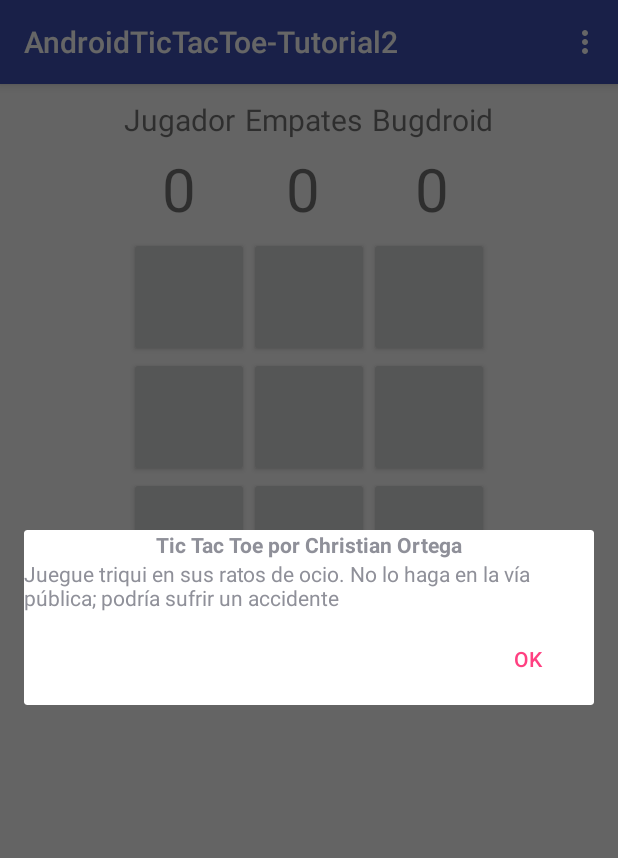
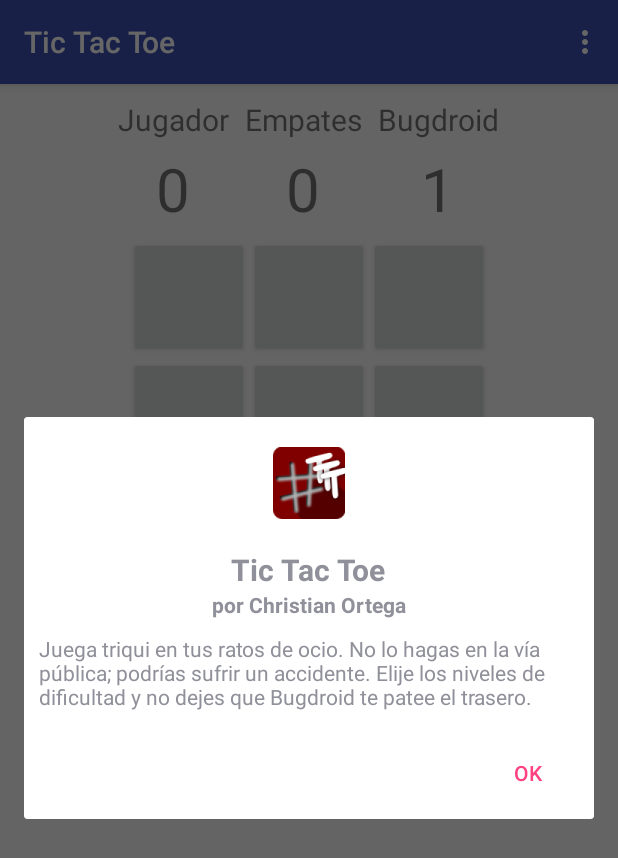
Before and after one commit to kaleemsagard/cursoappsmovilesunal, an Android app: the screen it shows after launch (AndroidTicTacToeActivity), in the options menu, after a tap on "Acerca de...", on a phone screen of 412 x 824 dp. Shown: the top 858 px of the screen. Run offline under Robolectric (Android 15) with nearby library versions, the phone set to English and light mode, and no system bars.

Commit message:
-Reto 4: terminada implementación del diálogo de información de la aplicación

```diff
--- a/Reto 4/AndroidTicTacToe-Tutorial2/app/src/main/java/ceortegal/unal/edu/co/androidtictactoe_tutorial2/TicTacToeGame.java
+++ b/Reto 4/AndroidTicTacToe-Tutorial2/app/src/main/java/ceortegal/unal/edu/co/androidtictactoe_tutorial2/TicTacToeGame.java
@@ -44,7 +44,6 @@
         int move = -1;
 
         for (int i = 0; i < BOARD_SIZE; i++) {
-            if (move != -1) {
             if (mBoard[i] != HUMAN_PLAYER && mBoard[i] != COMPUTER_PLAYER) {
                 char curr = mBoard[i];   // Save the current number
                 mBoard[i] = HUMAN_PLAYER;
@@ -52,7 +51,6 @@
                     move = i;
                 }
                 mBoard[i] = curr;
-                }
             }
         }
 
@@ -83,7 +81,6 @@
         int move = -1;
 
         for (int i = 0; i < BOARD_SIZE; i++) {
-            if (move != -1) {
             if (mBoard[i] != HUMAN_PLAYER && mBoard[i] != COMPUTER_PLAYER) {
                 char curr = mBoard[i];
                 mBoard[i] = COMPUTER_PLAYER;
@@ -91,7 +88,6 @@
                     move = i;
                 }
                 mBoard[i] = curr;
-                }
             }
         }
 
--- a/Reto 4/AndroidTicTacToe-Tutorial2/app/src/main/res/layout/about_dialog.xml
+++ b/Reto 4/AndroidTicTacToe-Tutorial2/app/src/main/res/layout/about_dialog.xml
@@ -8,12 +8,23 @@
         android:layout_width="wrap_content"
         android:layout_height="wrap_content"
         android:id="@+id/app_icon"
-        android:layout_gravity="center_horizontal" />
+        android:layout_gravity="center_horizontal"
+        android:background="@mipmap/ic_launcher"
+        android:layout_margin="20dp"/>
 
     <TextView
         android:layout_width="wrap_content"
         android:layout_height="wrap_content"
-        android:text="Tic Tac Toe por Christian Ortega"
+        android:text="@string/app_name"
+        android:id="@+id/app_name"
+        android:layout_gravity="center_horizontal"
+        android:textStyle="bold"
+        android:textSize="20sp" />
+
+    <TextView
+        android:layout_width="wrap_content"
+        android:layout_height="wrap_content"
+        android:text="@string/app_author_ext"
         android:id="@+id/app_author"
         android:layout_gravity="center_horizontal"
         android:textStyle="bold" />
@@ -21,14 +32,8 @@
     <TextView
         android:layout_width="wrap_content"
         android:layout_height="wrap_content"
-        android:text="Juegue triqui en sus ratos de ocio. No lo haga en la vía pública; podría sufrir un accidente"
+        android:text="@string/app_description"
         android:id="@+id/app_description"
-        android:layout_gravity="center_horizontal" />
-
-    <!--<Button
-        android:layout_width="wrap_content"
-        android:layout_height="wrap_content"
-        android:text="Cerrar"
-        android:id="@+id/button"
-        android:layout_gravity="center_horizontal" />-->
+        android:layout_gravity="center_horizontal"
+        android:layout_margin="10dp" />
 </LinearLayout>
--- a/Reto 4/AndroidTicTacToe-Tutorial2/app/src/main/res/layout/activity_android_tic_tac_toe.xml
+++ b/Reto 4/AndroidTicTacToe-Tutorial2/app/src/main/res/layout/activity_android_tic_tac_toe.xml
@@ -16,8 +16,8 @@
             android:id="@+id/state_human"
             android:layout_width="wrap_content"
             android:layout_height="wrap_content"
-            android:layout_marginLeft="5px"
-            android:layout_marginRight="5px" >
+            android:layout_marginLeft="5dp"
+            android:layout_marginRight="5dp" >
             <TextView android:id="@+id/state_human_wins"
                 android:layout_width="match_parent"
                 android:layout_height="wrap_content"
@@ -40,8 +40,8 @@
             android:layout_height="wrap_content"
             android:layout_toEndOf="@id/state_human"
             android:layout_toRightOf="@id/state_human"
-            android:layout_marginLeft="5px"
-            android:layout_marginRight="5px" >
+            android:layout_marginLeft="5dp"
+            android:layout_marginRight="5dp" >
             <TextView android:id="@+id/state_ties"
                 android:layout_width="match_parent"
                 android:layout_height="wrap_content"
@@ -64,8 +64,8 @@
             android:layout_height="wrap_content"
             android:layout_toEndOf="@id/state_tie"
             android:layout_toRightOf="@id/state_tie"
-            android:layout_marginLeft="5px"
-            android:layout_marginRight="5px">
+            android:layout_marginLeft="5dp"
+            android:layout_marginRight="5dp">
             <TextView android:id="@+id/state_bugdroid_wins"
                 android:layout_width="match_parent"
                 android:layout_height="wrap_content"
@@ -95,57 +95,57 @@
                 android:layout_width="80dp"
                 android:layout_height="80dp"
                 android:text="@string/play_grid_button_1"
-                android:textSize="50dp" />
+                android:textSize="50sp" />
 
             <Button android:id="@+id/two"
                 android:layout_width="80dp"
                 android:layout_height="80dp"
                 android:text="@string/play_grid_button_2"
-                android:textSize="50dp" />
+                android:textSize="50sp" />
 
             <Button android:id="@+id/three"
                 android:layout_width="80dp"
                 android:layout_height="80dp"
                 android:text="@string/play_grid_button_3"
-                android:textSize="50dp" />
+                android:textSize="50sp" />
         </TableRow>
         <TableRow android:gravity="center_horizontal">
             <Button android:id="@+id/four"
                 android:layout_width="80dp"
                 android:layout_height="80dp"
                 android:text="@string/play_grid_button_4"
-                android:textSize="50dp" />
+                android:textSize="50sp" />
 
             <Button android:id="@+id/five"
                 android:layout_width="80dp"
                 android:layout_height="80dp"
                 android:text="@string/play_grid_button_5"
-                android:textSize="50dp" />
+                android:textSize="50sp" />
 
             <Button android:id="@+id/six"
                 android:layout_width="80dp"
                 android:layout_height="80dp"
                 android:text="@string/play_grid_button_6"
-                android:textSize="50dp" />
+                android:textSize="50sp" />
         </TableRow>
         <TableRow android:gravity="center_horizontal">
             <Button android:id="@+id/seven"
                 android:layout_width="80dp"
                 android:layout_height="80dp"
                 android:text="@string/play_grid_button_7"
-                android:textSize="50dp" />
+                android:textSize="50sp" />
 
             <Button android:id="@+id/eight"
                 android:layout_width="80dp"
                 android:layout_height="80dp"
                 android:text="@string/play_grid_button_8"
-                android:textSize="50dp" />
+                android:textSize="50sp" />
 
             <Button android:id="@+id/nine"
                 android:layout_width="80dp"
                 android:layout_height="80dp"
                 android:text="@string/play_grid_button_9"
-                android:textSize="50dp" />
+                android:textSize="50sp" />
         </TableRow>
     </TableLayout>
 
--- a/Reto 4/AndroidTicTacToe-Tutorial2/app/src/main/res/values/strings.xml
+++ b/Reto 4/AndroidTicTacToe-Tutorial2/app/src/main/res/values/strings.xml
@@ -1,5 +1,12 @@
 <resources>
-    <string name="app_name">AndroidTicTacToe-Tutorial2</string>
+    <string name="app_name">Tic Tac Toe</string>
+    <string name="app_author">Christian Ortega</string>
+    <string name="app_author_ext">por Christian Ortega</string>
+    <string name="app_description">Juega triqui en tus ratos de ocio.
+        No lo hagas en la vía pública; podrías sufrir un accidente.
+        Elije los niveles de dificultad y no dejes que Bugdroid te patee el trasero.
+    </string>
+
     <string name="play_grid_button_1">1</string>
     <string name="play_grid_button_2">2</string>
     <string name="play_grid_button_3">3</string>
@@ -9,7 +16,11 @@
     <string name="play_grid_button_7">7</string>
     <string name="play_grid_button_8">8</string>
     <string name="play_grid_button_9">9</string>
-    <string name="info">info</string>
+    <string name="info">Bienvenido(a)</string>
+
+    <string name="nombre_humano">Jugador</string>
+    <string name="nombre_computador">Bugdroid</string>
+
     <string name="nuevo_juego">Nuevo juego</string>
     <string name="turno_humano">Es tu turno</string>
     <string name="turno_bugdroid">Es el turno de Bugdroid</string>
@@ -17,16 +28,18 @@
     <string name="estado_empate">Esto es un empate!</string>
     <string name="estado_humano_gana">Eres el p**o amo!</string>
     <string name="estado_bugdroid_gana">Intenta de nuevo, perdedor!</string>
+    <string name="empate">Empates</string>
+
     <string name="puntaje_inicial">0</string>
-    <string name="nombre_humano">Jugador</string>
-    <string name="nombre_computador">Bugdroid</string>
-    <string name="empate">Empates</string>
+
     <string name="difficulty_choose">Dificultad</string>
     <string name="difficulty_easy">Fácil</string>
     <string name="difficulty_harder">Difícil</string>
     <string name="difficulty_expert">Nivel Dios</string>
+
     <string name="quit_question">¿Desea abadonar la diversión?</string>
-    <string name="yes">Sí...</string>
+    <string name="yes">Sí&#8230;</string>
     <string name="no">¡Ni loco!</string>
 
+
 </resources>
--- a/Reto 4/AndroidTicTacToe-Tutorial2/build.gradle
+++ b/Reto 4/AndroidTicTacToe-Tutorial2/build.gradle
@@ -5,7 +5,7 @@
         jcenter()
     }
     dependencies {
-        classpath 'com.android.tools.build:gradle:2.1.2'
+        classpath 'com.android.tools.build:gradle:2.1.3'
 
         // NOTE: Do not place your application dependencies here; they belong
         // in the individual module build.gradle files
```
Also changed, not shown: Reto 4/AndroidTicTacToe-Tutorial2/app/src/main/res/mipmap-hdpi/ic_launcher.png, Reto 4/AndroidTicTacToe-Tutorial2/app/src/main/res/mipmap-mdpi/ic_launcher.png, Reto 4/AndroidTicTacToe-Tutorial2/app/src/main/res/mipmap-xhdpi/ic_launcher.png, Reto 4/AndroidTicTacToe-Tutorial2/app/src/main/res/mipmap-xxhdpi/ic_launcher.png, Reto 4/AndroidTicTacToe-Tutorial2/app/src/main/res/mipmap-xxxhdpi/ic_launcher.png, Reto 4/AndroidTicTacToe-Tutorial2/gradle/wrapper/gradle-wrapper.properties, 5 other files. Lines whose indentation alone changed are shown as unchanged.
